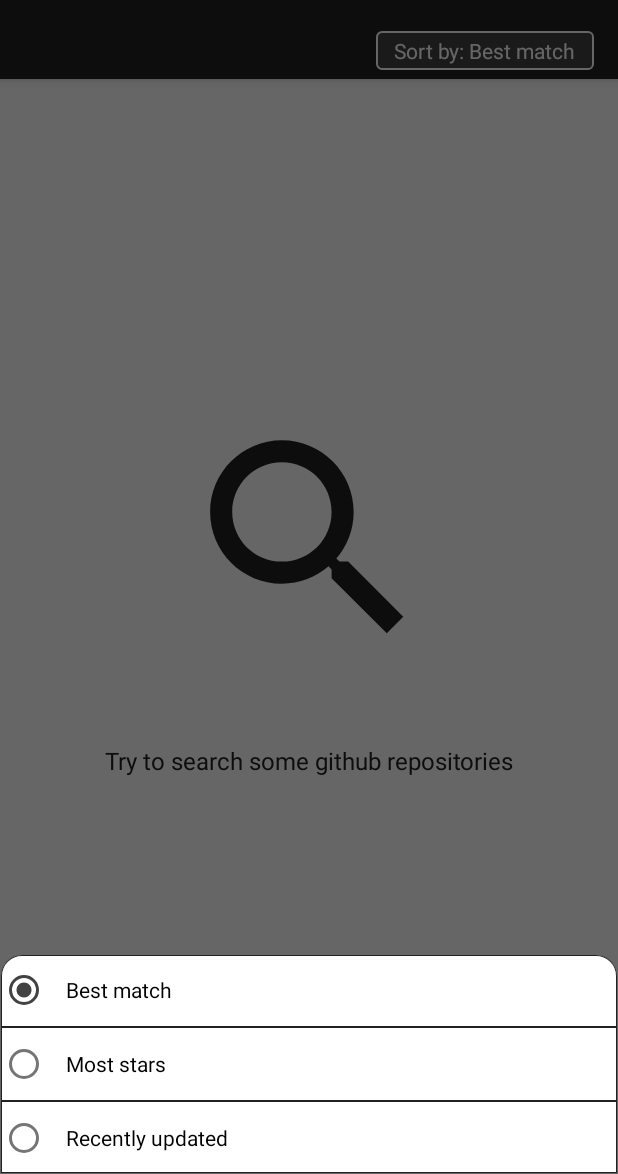
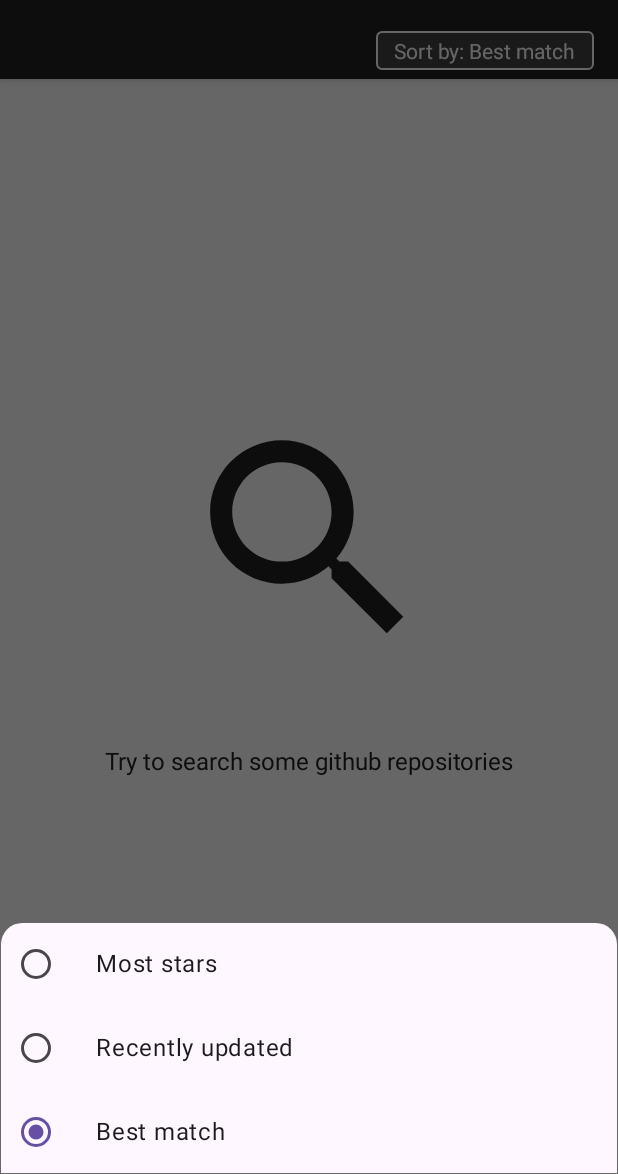
Before and after one commit to addpaperwing/DisplayGU, an Android app built with Jetpack Compose: the screen it shows after launch (MainActivity), after a tap on an icon or button, on a phone screen of 412 x 824 dp, the part 62-1236 px from its top. Run offline under Robolectric (Android 15) with nearby library versions, the phone set to English and light mode, and no system bars; our stand-ins replace Dagger/Hilt's generated code.

Commit message:
migrate to compose, dialog

```diff
--- /dev/null
+++ b/app/src/main/java/com/apw/ql/data/model/SortDialogItem.kt
@@ -0,0 +1,9 @@
+package com.apw.ql.data.model
+
+import androidx.compose.runtime.getValue
+import androidx.compose.runtime.mutableStateOf
+import androidx.compose.runtime.setValue
+
+class SortDialogItem(val id:Int, val label: String, isChecked: Boolean = false) {
+    var checked by mutableStateOf(isChecked)
+}
--- /dev/null
+++ b/app/src/main/java/com/apw/ql/ui/compose/SortingCompose.kt
@@ -0,0 +1,65 @@
+package com.apw.ql.ui.compose
+
+import androidx.compose.foundation.layout.Column
+import androidx.compose.foundation.layout.Row
+import androidx.compose.foundation.layout.padding
+import androidx.compose.foundation.layout.width
+import androidx.compose.material3.MaterialTheme
+import androidx.compose.material3.RadioButton
+import androidx.compose.material3.Surface
+import androidx.compose.material3.Text
+import androidx.compose.runtime.Composable
+import androidx.compose.ui.Alignment
+import androidx.compose.ui.Modifier
+import androidx.compose.ui.tooling.preview.Preview
+import androidx.compose.ui.unit.dp
+import com.apw.ql.data.model.SortDialogItem
+
+@Composable
+fun SortingItem(
+    modifier: Modifier = Modifier,
+    item: SortDialogItem,
+    onSelected: () -> Unit
+) {
+    Row(
+        modifier,
+        verticalAlignment = Alignment.CenterVertically
+    ) {
+        RadioButton(selected = item.checked, onClick = onSelected)
+        Text(
+            text = item.label,
+            modifier = Modifier
+                .weight(1f)
+                .padding(16.dp)
+        )
+    }
+}
+
+@Composable
+fun SortingGroup(
+    modifier: Modifier = Modifier,
+    list: List<SortDialogItem>,
+    onSelected: (item: SortDialogItem) -> Unit
+) {
+    MaterialTheme {
+        Surface(modifier) {
+            Column {
+                list.forEach {
+                    SortingItem(item = it) {
+                        onSelected(it)
+                    }
+                }
+            }
+        }
+    }
+}
+
+private fun fakeSortDialogItems() = List(3) {
+    SortDialogItem(it,"Best matches", false)
+}
+
+@Preview
+@Composable
+fun PreviewSortingGroupDialog() {
+    SortingGroup(list = fakeSortDialogItems(), onSelected = {})
+}
--- a/app/src/main/java/com/apw/ql/ui/main/SortDialog.kt
+++ b/app/src/main/java/com/apw/ql/ui/main/SortDialog.kt
@@ -5,9 +5,17 @@ import android.view.Gravity
 import android.view.LayoutInflater
 import android.view.View
 import android.view.ViewGroup
+import androidx.compose.runtime.getValue
+import androidx.compose.runtime.mutableStateOf
+import androidx.compose.runtime.remember
+import androidx.compose.runtime.saveable.rememberSaveable
+import androidx.compose.runtime.setValue
+import androidx.compose.ui.res.stringResource
 import androidx.fragment.app.DialogFragment
 import com.apw.ql.R
+import com.apw.ql.data.model.SortDialogItem
 import com.apw.ql.databinding.FragmentDialogFilterBinding
+import com.apw.ql.ui.compose.SortingGroup
 
 class SortDialog(private val onSortChanged: (sort: String?) -> Unit): DialogFragment() {
     companion object {
@@ -27,7 +35,9 @@ class SortDialog(private val onSortChanged: (sort: String?) -> Unit): DialogFrag
 
     private lateinit var binding: FragmentDialogFilterBinding
 
-    private var sort: String? = null
+//    private var sort: String? = null
+
+
     override fun onViewStateRestored(savedInstanceState: Bundle?) {
         super.onViewStateRestored(savedInstanceState)
         dialog?.window?.apply {
@@ -43,46 +53,83 @@ class SortDialog(private val onSortChanged: (sort: String?) -> Unit): DialogFrag
         container: ViewGroup?,
         savedInstanceState: Bundle?
     ): View {
-        sort = savedInstanceState?.getString(ARG_KEY_SORT)?:arguments?.getString(ARG_KEY_SORT)
-        binding = FragmentDialogFilterBinding.inflate(inflater, container, false)
+//        sort =
+        binding = FragmentDialogFilterBinding.inflate(inflater, container, false).apply {
+            composeView.setContent {
+                var sort by rememberSaveable {
+                    mutableStateOf(arguments?.getString(ARG_KEY_SORT))
+                }
+                SortingGroup(list = listOf(
+                    SortDialogItem(
+                        0,
+                        stringResource(id = R.string.most_stars),
+                        sort == CONDITION_MOST_STARS
+                    ),
+                    SortDialogItem(
+                        1,
+                        stringResource(id = R.string.recently_updated),
+                        sort == CONDITION_RECENTLY_UPDATED
+                    ),
+                    SortDialogItem(
+                        2,
+                        stringResource(id = R.string.best_match),
+                        sort == null
+                    ),
+                ), onSelected = {
+                    sort = when (it.id) {
+                        0 -> {
+                            CONDITION_MOST_STARS
+                        }
+
+                        1 -> {
+                            CONDITION_RECENTLY_UPDATED
+                        }
+
+                        else -> {
+                            null
+                        }
+                    }
+                    onSortChanged(sort)
+                })
+            }
+        }
         return binding.root
     }
 
-    override fun onViewCreated(view: View, savedInstanceState: Bundle?) {
-        super.onViewCreated(view, savedInstanceState)
-        binding.run {
-            radioGroup.check(
-                when(sort) {
-                    CONDITION_MOST_STARS -> {
-                        R.id.mostStars
-                    }
-                    CONDITION_RECENTLY_UPDATED -> {
-                        R.id.recentlyUpdated
-                    }
-                    else -> {
-                        R.id.bestMatch
-                    }
-                }
-            )
-            radioGroup.setOnCheckedChangeListener { _, i ->
-                when(i) {
-                    R.id.bestMatch -> {
-                        onSortChanged(null)
-                    }
-                    R.id.mostStars -> {
-                        onSortChanged(CONDITION_MOST_STARS)
-                    }
-                    R.id.recentlyUpdated -> {
-                        onSortChanged(CONDITION_RECENTLY_UPDATED)
-                    }
-                }
-                dismiss()
-            }
-        }
-    }
-
-    override fun onSaveInstanceState(outState: Bundle) {
-        super.onSaveInstanceState(outState)
-        outState.putString(ARG_KEY_SORT, sort)
-    }
+//    override fun onViewCreated(view: View, savedInstanceState: Bundle?) {
+//        super.onViewCreated(view, savedInstanceState)
+//        binding.run {
+//            radioGroup.check(
+//                when(sort) {
+//                    CONDITION_MOST_STARS -> {
+//                        R.id.mostStars
+//                    }
+//                    CONDITION_RECENTLY_UPDATED -> {
+//                        R.id.recentlyUpdated
+//                    }
+//                    else -> {
+//                        R.id.bestMatch
+//                    }
+//                }
+//            )
+//            radioGroup.setOnCheckedChangeListener { _, i ->
+//                when(i) {
+//                    R.id.bestMatch -> {
+//                        onSortChanged(null)
+//                    }
+//                    R.id.mostStars -> {
+//                        onSortChanged(CONDITION_MOST_STARS)
+//                    }
+//                    R.id.recentlyUpdated -> {
+//                        onSortChanged(CONDITION_RECENTLY_UPDATED)
+//                    }
+//                }
+//                dismiss()
+//            }
+//        }
+//    }
+//    override fun onSaveInstanceState(outState: Bundle) {
+//        super.onSaveInstanceState(outState)
+//        outState.putString(ARG_KEY_SORT, sort)
+//    }
 }
--- a/app/src/main/res/layout/fragment_dialog_filter.xml
+++ b/app/src/main/res/layout/fragment_dialog_filter.xml
@@ -1,43 +1,50 @@
 <?xml version="1.0" encoding="utf-8"?>
-<RadioGroup
+<androidx.compose.ui.platform.ComposeView
     xmlns:android="http://schemas.android.com/apk/res/android"
     xmlns:tools="http://schemas.android.com/tools"
-    android:id="@+id/radioGroup"
+    android:id="@+id/compose_view"
     android:layout_width="match_parent"
-    android:layout_height="wrap_content"
-    android:orientation="vertical"
-    tools:background="@drawable/shape_rect_round_top_corners_14_color_primary">
+    android:layout_height="match_parent"/>
 
-    <RadioButton
-        android:id="@+id/bestMatch"
-        android:layout_width="match_parent"
-        android:layout_height="wrap_content"
-        android:padding="12dp"
-        android:checked="false"
-        tools:checked="true"
-        android:text="@string/best_match" />
-
-    <View
-        android:layout_width="match_parent"
-        android:layout_height="1dp"
-        android:background="?attr/colorPrimary" />
-
-    <RadioButton
-        android:id="@+id/mostStars"
-        android:layout_width="match_parent"
-        android:layout_height="wrap_content"
-        android:padding="12dp"
-        android:text="@string/most_stars" />
-
-    <View
-        android:layout_width="match_parent"
-        android:layout_height="1dp"
-        android:background="?attr/colorPrimary" />
-
-    <RadioButton
-        android:id="@+id/recentlyUpdated"
-        android:layout_width="match_parent"
-        android:layout_height="wrap_content"
-        android:padding="12dp"
-        android:text="@string/recently_updated" />
-</RadioGroup>
+<!--<RadioGroup-->
+<!--    xmlns:android="http://schemas.android.com/apk/res/android"-->
+<!--    xmlns:tools="http://schemas.android.com/tools"-->
+<!--    android:id="@+id/radioGroup"-->
+<!--    android:layout_width="match_parent"-->
+<!--    android:layout_height="wrap_content"-->
+<!--    android:orientation="vertical"-->
+<!--    tools:background="@drawable/shape_rect_round_top_corners_14_color_primary">-->
+<!--    -->
+<!--    <RadioButton-->
+<!--        android:id="@+id/bestMatch"-->
+<!--        android:layout_width="match_parent"-->
+<!--        android:layout_height="wrap_content"-->
+<!--        android:padding="12dp"-->
+<!--        android:checked="false"-->
+<!--        tools:checked="true"-->
+<!--        android:text="@string/best_match" />-->
+<!--    -->
+<!--    <View-->
+<!--        android:layout_width="match_parent"-->
+<!--        android:layout_height="1dp"-->
+<!--        android:background="?attr/colorPrimary" />-->
+<!--    -->
+<!--    <RadioButton-->
+<!--        android:id="@+id/mostStars"-->
+<!--        android:layout_width="match_parent"-->
+<!--        android:layout_height="wrap_content"-->
+<!--        android:padding="12dp"-->
+<!--        android:text="@string/most_stars" />-->
+<!--    -->
+<!--    <View-->
+<!--        android:layout_width="match_parent"-->
+<!--        android:layout_height="1dp"-->
+<!--        android:background="?attr/colorPrimary" />-->
+<!--    -->
+<!--    <RadioButton-->
+<!--        android:id="@+id/recentlyUpdated"-->
+<!--        android:layout_width="match_parent"-->
+<!--        android:layout_height="wrap_content"-->
+<!--        android:padding="12dp"-->
+<!--        android:text="@string/recently_updated" />-->
+<!--</RadioGroup>-->
```
